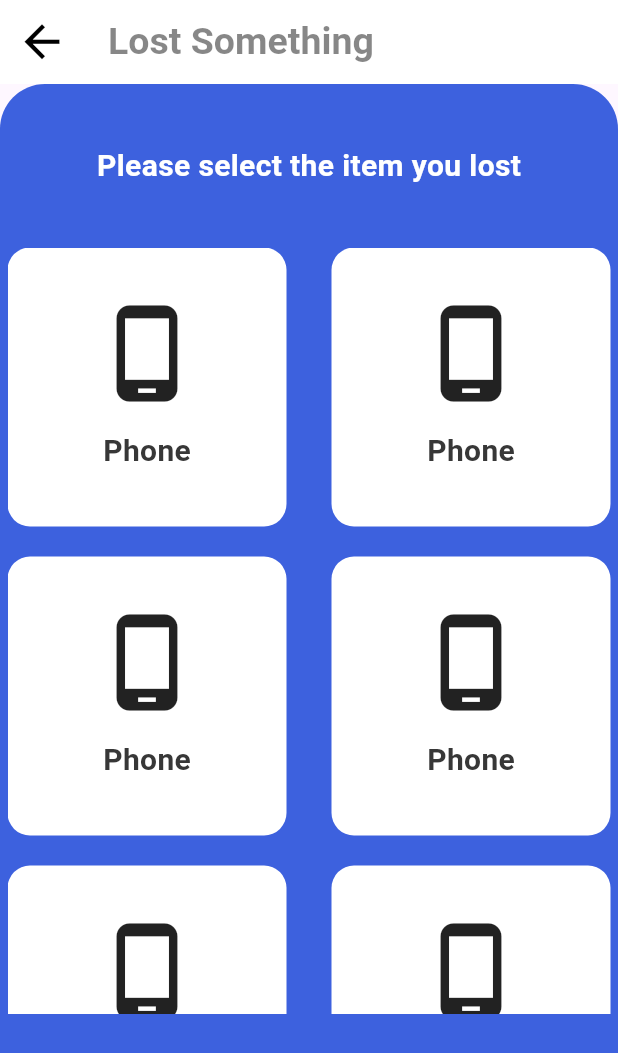
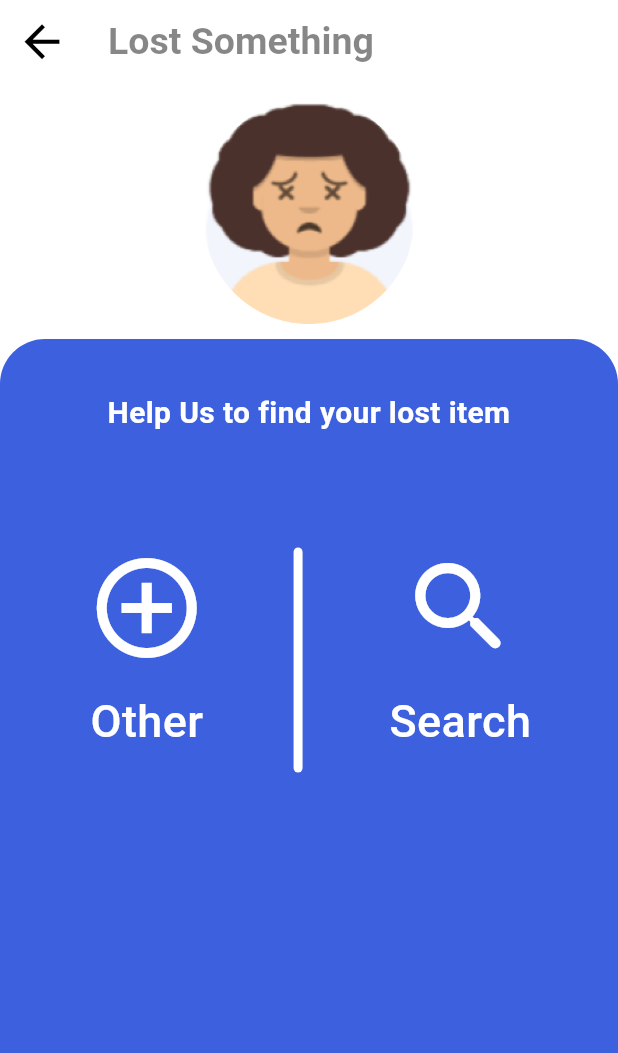
Before and after one commit to youssefibrahim146/lost-and-found-app, a Flutter app: the HomeScreen screen opened directly, after a tap on "LOST SOMETHING", on a phone screen of 412 x 824 dp. Shown: the top 1053 px of the screen. Run offline on Flutter 3.47's test engine with Material 3 defaults, Android fonts, the light colour scheme and no system bars; our stand-ins replace get.

Commit message:
- add icons - make categories model and dummy data - add found and lost screens

```diff
--- a/lib/app_router.dart
+++ b/lib/app_router.dart
@@ -1,7 +1,8 @@
 import 'package:flutter/material.dart';
 import 'package:lost_found_app/view/home_screen.dart';
 import 'package:lost_found_app/view/login_screen.dart';
-import 'package:lost_found_app/view/lost_something_screen.dart';
+import 'package:lost_found_app/view/found_something_screen.dart';
+import 'package:lost_found_app/view/lost_somthing_screen.dart';
 import 'package:lost_found_app/view/signup_screen.dart';
 
 import 'constants/strings.dart';
@@ -21,7 +22,11 @@ class AppRouter {
         return MaterialPageRoute(
           builder: (_) => const HomeScreen(),
         );
-        case lostSomthingScreen:
+        case foundSomethingScreen:
+        return MaterialPageRoute(
+          builder: (_) => const FoundSomethingScreen(),
+        );
+        case lostSomethingScreen:
         return MaterialPageRoute(
           builder: (_) => const LostSomethingScreen(),
         );
--- a/lib/constants/strings.dart
+++ b/lib/constants/strings.dart
@@ -1,4 +1,5 @@
 const loginScreen = '/';
 const String signupScreen = 'signupScreen';
 const String homeScreen= 'homeScreen';
-const String lostSomthingScreen= 'lostSomthingScreen';
+const String foundSomethingScreen = 'foundSomethingScreen';
+const String lostSomethingScreen= 'lostSomethingScreen';
--- /dev/null
+++ b/lib/model/categories.dart
@@ -0,0 +1,8 @@
+import 'package:flutter/material.dart';
+
+class Categories {
+  final String img;
+  final String label;
+
+  Categories({required this.img, required this.label});
+}
--- /dev/null
+++ b/lib/model/categories_data.dart
@@ -0,0 +1,15 @@
+import 'categories.dart';
+
+class CategoriesData{
+  List<Categories> categoriesData = [
+    Categories(img: "assets/icons/phone.png", label: "Phone"),
+    Categories(img: "assets/icons/key.png", label: "Key"),
+    Categories(img: "assets/icons/ring.png", label: "Ring"),
+    Categories(img: "assets/icons/wallet.png", label: "Wallet"),
+    Categories(img: "assets/icons/bag.png", label: "Bag"),
+    Categories(img: "assets/icons/glasses.png", label: "Glasses"),
+    Categories(img: "assets/icons/laptop.png", label: "Laptop"),
+    Categories(img: "assets/icons/watch.png", label: "Watch"),
+    Categories(img: "assets/icons/other.png", label: "Other"),
+  ];
+}
--- a/lib/view/lost_something_screen.dart
+++ b/lib/view/found_something_screen.dart
@@ -1,11 +1,14 @@
 import 'package:flutter/material.dart';
 import 'package:lost_found_app/constants/colors.dart';
 
-class LostSomethingScreen extends StatelessWidget {
-  const LostSomethingScreen({super.key});
+import '../model/categories_data.dart';
+
+class FoundSomethingScreen extends StatelessWidget {
+  const FoundSomethingScreen({super.key});
 
   @override
   Widget build(BuildContext context) {
+    CategoriesData categoriesData = CategoriesData();
     return Scaffold(
       appBar: AppBar(
         iconTheme: const IconThemeData(
@@ -15,7 +18,7 @@ class LostSomethingScreen extends StatelessWidget {
         elevation: 0,
         backgroundColor: Colors.white,
         title: const Text(
-          "Lost Something",
+          "Found Something",
           style: TextStyle(
             fontSize: 25,
             fontWeight: FontWeight.bold,
@@ -38,7 +41,7 @@ class LostSomethingScreen extends StatelessWidget {
           crossAxisAlignment: CrossAxisAlignment.center,
           children: [
             const Text(
-              "Please select the item you lost",
+              "Please select the item you Found",
               style: TextStyle(
                 fontSize: 20,
                 fontWeight: FontWeight.bold,
@@ -47,37 +50,17 @@ class LostSomethingScreen extends StatelessWidget {
             ),
             const SizedBox(height: 40),
             SizedBox(
-              height: MediaQuery.of(context).size.height*0.62,
+              height: MediaQuery.of(context).size.height * 0.62,
               //width: 165,
               child: GridView.builder(
-                itemCount: 9,
+                itemCount: categoriesData.categoriesData.length,
                 gridDelegate: const SliverGridDelegateWithFixedCrossAxisCount(
-                  crossAxisCount: 2,
-                  crossAxisSpacing: 30,
-                  mainAxisSpacing: 20
-                ),
-                itemBuilder: (_, index) => Container(
-                  decoration: BoxDecoration(
-                    color: whiteColor,
-                    borderRadius: BorderRadius.circular(15),
-                  ),
-                  child: const Column(
-                    mainAxisAlignment: MainAxisAlignment.center,
-                    children: [
-                      Icon(
-                        Icons.phone_android_outlined,
-                        size: 70,
-                      ),
-                      SizedBox(height: 16),
-                      Text(
-                        "Phone",
-                        style: TextStyle(
-                            fontSize: 20,
-                            fontWeight: FontWeight.bold,
-                            color: Color.fromRGBO(55, 55, 55, 1)),
-                      )
-                    ],
-                  ),
+                    crossAxisCount: 2,
+                    crossAxisSpacing: 30,
+                    mainAxisSpacing: 20),
+                itemBuilder: (_, index) => categoryCard(
+                  label: categoriesData.categoriesData[index].label,
+                  img: categoriesData.categoriesData[index].img,
                 ),
               ),
             )
@@ -86,4 +69,31 @@ class LostSomethingScreen extends StatelessWidget {
       ),
     );
   }
+
+  Widget categoryCard({required String label, required String img}) {
+    return Container(
+      decoration: BoxDecoration(
+        color: whiteColor,
+        borderRadius: BorderRadius.circular(15),
+      ),
+      child: Column(
+        mainAxisAlignment: MainAxisAlignment.center,
+        children: [
+          Image.asset(
+            img,
+            width: 80,
+            color: const Color.fromRGBO(37, 37, 37, 1),
+          ),
+          const SizedBox(height: 16),
+          Text(
+            label,
+            style: const TextStyle(
+                fontSize: 20,
+                fontWeight: FontWeight.bold,
+                color: Color.fromRGBO(55, 55, 55, 1)),
+          ),
+        ],
+      ),
+    );
+  }
 }
--- a/lib/view/home_screen.dart
+++ b/lib/view/home_screen.dart
@@ -33,20 +33,23 @@ class HomeScreen extends StatelessWidget {
               child: Container(
                 width: double.infinity,
                 decoration: const BoxDecoration(
-                  color: blueColor,
-                  borderRadius: BorderRadius.only(
-                    topRight: Radius.circular(30),
-                    topLeft: Radius.circular(30),
-                  )
-                ),
+                    color: blueColor,
+                    borderRadius: BorderRadius.only(
+                      topRight: Radius.circular(30),
+                      topLeft: Radius.circular(30),
+                    )),
                 child: Column(
                   mainAxisAlignment: MainAxisAlignment.center,
                   children: [
-                    appButton(text: "LOST SOMETHING",onTap: (){
-                      Get.toNamed(lostSomthingScreen);
+                    appButton(text: "LOST SOMETHING", onTap: () {
+                      Get.toNamed(lostSomethingScreen);
                     }),
                     const SizedBox(height: 25),
-                    appButton(text: "FOUND SOMETHING",onTap: (){}),
+                    appButton(
+                        text: "FOUND SOMETHING",
+                        onTap: () {
+                          Get.toNamed(foundSomethingScreen);
+                        }),
                   ],
                 ),
               ),
@@ -61,14 +64,17 @@ class HomeScreen extends StatelessWidget {
     return TextButton(
       onPressed: onTap,
       child: Container(
-        padding: const EdgeInsets.symmetric(horizontal: 20,vertical: 10),
+        padding: const EdgeInsets.symmetric(horizontal: 20, vertical: 10),
         decoration: BoxDecoration(
           color: whiteColor,
           borderRadius: BorderRadius.circular(15),
         ),
         child: Text(
           text,
-          style: const TextStyle(color: Color.fromRGBO(58, 58, 58, 1), fontSize: 23,fontWeight: FontWeight.w400),
+          style: const TextStyle(
+              color: Color.fromRGBO(58, 58, 58, 1),
+              fontSize: 23,
+              fontWeight: FontWeight.w400),
         ),
       ),
     );
--- /dev/null
+++ b/lib/view/lost_somthing_screen.dart
@@ -0,0 +1,129 @@
+import 'package:flutter/material.dart';
+import 'package:lost_found_app/constants/colors.dart';
+
+class LostSomethingScreen extends StatelessWidget {
+  const LostSomethingScreen({super.key});
+
+  @override
+  Widget build(BuildContext context) {
+    return Scaffold(
+      backgroundColor: whiteColor,
+      appBar: AppBar(
+        iconTheme: const IconThemeData(
+          color: Colors.black,
+          size: 35,
+        ),
+        elevation: 0,
+        backgroundColor: whiteColor,
+        title: const Text(
+          'Lost Something',
+          style: TextStyle(
+            fontSize: 25,
+            fontWeight: FontWeight.bold,
+            color: Color.fromRGBO(55, 55, 55, 0.6),
+          ),
+        ),
+      ),
+      body: Column(
+        children: [
+          Container(
+            padding: const EdgeInsets.symmetric(vertical: 10),
+            width: double.infinity,
+            color: whiteColor,
+            child: Image.asset(
+              "assets/sad face.png",
+              width: 150,
+              height: 150,
+            ),
+          ),
+          Expanded(
+            child: Container(
+              padding: const EdgeInsets.symmetric(vertical: 35),
+              decoration: const BoxDecoration(
+                  color: blueColor,
+                  borderRadius: BorderRadius.only(
+                    topRight: Radius.circular(30),
+                    topLeft: Radius.circular(30),
+                  )),
+              child:  Column(
+                children: [
+                  const Text(
+                    'Help Us to find your lost item',
+                    textAlign: TextAlign.center,
+                    style: TextStyle(
+                        fontSize: 20.0,
+                        color: whiteColor,
+                        fontWeight: FontWeight.bold),
+                  ),
+                  const SizedBox(height: 75.0),
+                  Row(
+                    crossAxisAlignment: CrossAxisAlignment.start,
+                    mainAxisAlignment: MainAxisAlignment.spaceEvenly,
+                    children: [
+                      const Column(
+                        children: [
+                          Icon(
+                            Icons.add_circle_outline,
+                            size: 80.0,
+                            color: whiteColor,
+                          ),
+                          SizedBox(height: 14),
+                          Text(
+                            "Other",
+                            style: TextStyle(
+                              color: whiteColor,
+                              fontWeight: FontWeight.w500,
+                              fontSize: 30
+                            ),
+                          )
+                        ],
+                      ),
+                      Container(
+                        width: 6,
+                        height: 150,
+                        decoration: BoxDecoration(
+                          color: whiteColor,
+                          borderRadius: BorderRadius.circular(30),
+                        ),
+                      ),
+                      const Column(
+                        children: [
+                          Icon(
+                            Icons.search_rounded,
+                            size: 80.0,
+                            color: whiteColor,
+                          ),
+                          SizedBox(height: 14),
+                          Text(
+                            "Search",
+                            style: TextStyle(
+                                color: whiteColor,
+                                fontWeight: FontWeight.w500,
+                                fontSize: 30
+                            ),
+                          )
+                        ],
+                      ),
+                    ],
+                  ),
+                  const SizedBox(height: 20.0),
+                ],
+              ),
+            ),
+          ),
+        ],
+      ),
+    );
+  }
+}
+
+class LostItemScreen extends StatelessWidget {
+  @override
+  Widget build(BuildContext context) {
+    return const Scaffold(
+      body: Column(
+        children: <Widget>[],
+      ),
+    );
+  }
+}
--- a/pubspec.yaml
+++ b/pubspec.yaml
@@ -62,6 +62,7 @@ flutter:
   # To add assets to your application, add an assets section, like this:
   assets:
     - assets/
+    - assets/icons/
   #   - images/a_dot_ham.jpeg
 
   # An image asset can refer to one or more resolution-specific "variants", see
```
Also changed, not shown: assets/icons/bag.png (added), assets/icons/glasses.png (added), assets/icons/key.png (added), assets/icons/laptop.png (added), assets/icons/other.png (added), assets/icons/phone.png (added), assets/icons/ring.png (added), assets/icons/wallet.png (added), assets/icons/watch.png (added), assets/sad face.png (added).
